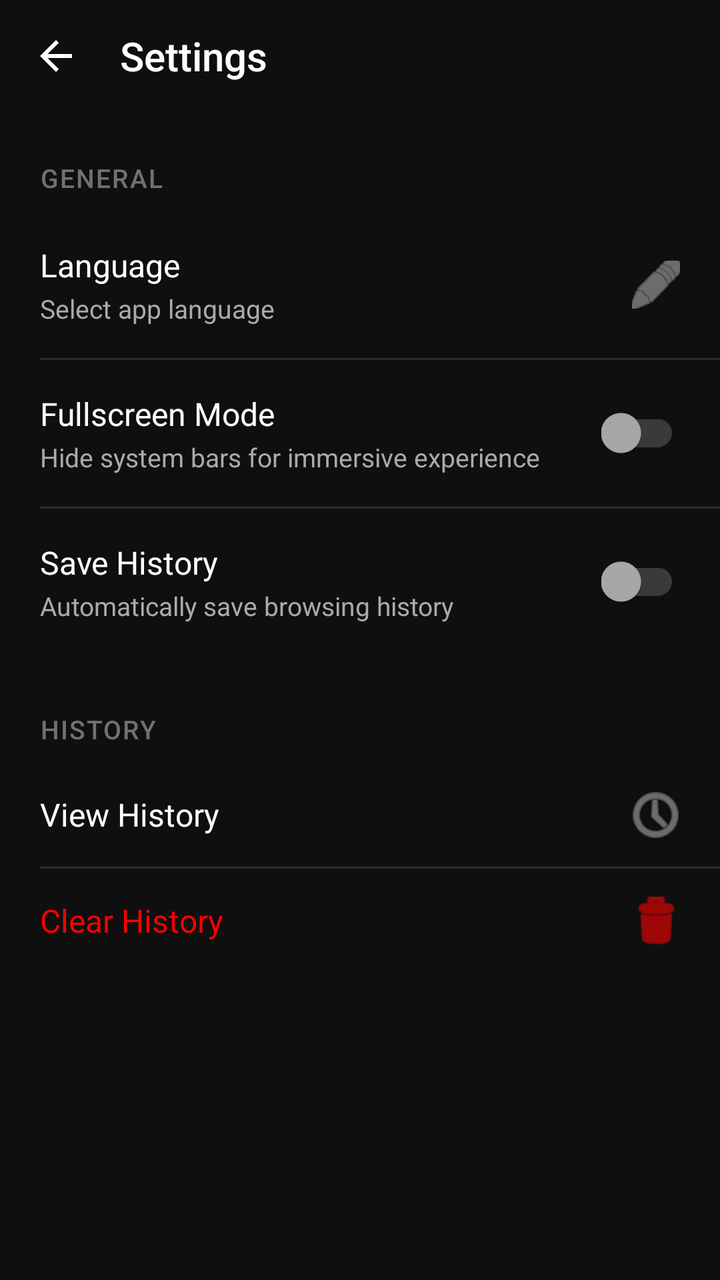
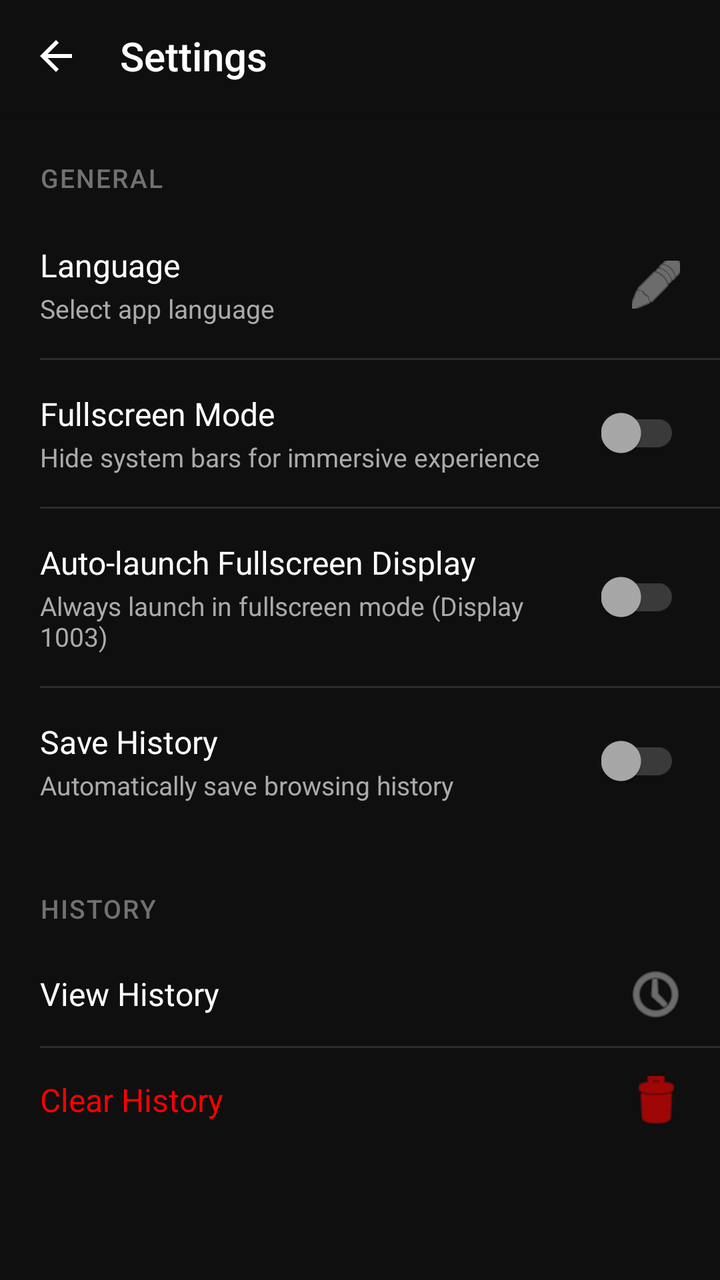

Before-and-after screenshots of an Android layout around one commit, followed by the original layout XML and the change that was made.
<!-- AndroidManifest.xml: application theme Theme.Redteamtube -->
<!-- res/layout/activity_settings.xml -->
<?xml version="1.0" encoding="utf-8"?>
<LinearLayout xmlns:android="http://schemas.android.com/apk/res/android"
    android:layout_width="match_parent"
    android:layout_height="match_parent"
    android:orientation="vertical"
    android:background="@color/youtube_black">

    
    <LinearLayout
        android:layout_width="match_parent"
        android:layout_height="56dp"
        android:orientation="horizontal"
        android:gravity="center_vertical"
        android:background="@color/youtube_black"
        android:paddingStart="4dp"
        android:paddingEnd="16dp"
        android:elevation="4dp">

        <ImageButton
            android:id="@+id/btnBackSettings"
            android:layout_width="48dp"
            android:layout_height="48dp"
            android:background="?attr/selectableItemBackgroundBorderless"
            android:contentDescription="@string/back"
            android:src="@drawable/ic_arrow_back"
            android:tint="@color/text_primary" />

        <TextView
            android:layout_width="0dp"
            android:layout_height="wrap_content"
            android:layout_weight="1"
            android:text="@string/settings_title"
            android:textColor="@color/text_primary"
            android:textSize="20sp"
            android:fontFamily="sans-serif-medium"
            android:paddingStart="8dp"
            android:paddingEnd="8dp" />

    </LinearLayout>

    
    <ScrollView
        android:layout_width="match_parent"
        android:layout_height="0dp"
        android:layout_weight="1">

        <LinearLayout
            android:layout_width="match_parent"
            android:layout_height="wrap_content"
            android:orientation="vertical"
            android:paddingTop="8dp"
            android:paddingBottom="8dp">

            
            <TextView
                android:layout_width="wrap_content"
                android:layout_height="wrap_content"
                android:text="@string/general_section"
                android:textColor="@color/text_tertiary"
                android:textSize="13sp"
                android:fontFamily="sans-serif-medium"
                android:paddingStart="20dp"
                android:paddingEnd="20dp"
                android:paddingTop="16dp"
                android:paddingBottom="8dp"
                android:textAllCaps="true"
                android:letterSpacing="0.05" />

            
            <LinearLayout
                android:id="@+id/btnLanguage"
                android:layout_width="match_parent"
                android:layout_height="wrap_content"
                android:orientation="horizontal"
                android:paddingStart="20dp"
                android:paddingEnd="20dp"
                android:paddingTop="16dp"
                android:paddingBottom="16dp"
                android:background="?attr/selectableItemBackground"
                android:clickable="true"
                android:focusable="true">

                <LinearLayout
                    android:layout_width="0dp"
                    android:layout_height="wrap_content"
                    android:layout_weight="1"
                    android:orientation="vertical"
                    android:layout_marginEnd="16dp">

                    <TextView
                        android:layout_width="wrap_content"
                        android:layout_height="wrap_content"
                        android:text="@string/language"
                        android:textColor="@color/text_primary"
                        android:textSize="16sp"
                        android:fontFamily="sans-serif" />

                    <TextView
                        android:id="@+id/tvCurrentLanguage"
                        android:layout_width="wrap_content"
                        android:layout_height="wrap_content"
                        android:text="@string/language_description"
                        android:textColor="@color/text_secondary"
                        android:textSize="13sp"
                        android:fontFamily="sans-serif"
                        android:layout_marginTop="2dp" />

                </LinearLayout>

                <ImageButton
                    android:layout_width="24dp"
                    android:layout_height="24dp"
                    android:background="@null"
                    android:contentDescription="@string/language"
                    android:src="@android:drawable/ic_menu_edit"
                    android:tint="@color/text_secondary"
                    android:layout_gravity="center_vertical" />

            </LinearLayout>

            
            <View
                android:layout_width="match_parent"
                android:layout_height="1dp"
                android:background="@color/divider"
                android:layout_marginStart="20dp"
                android:layout_marginEnd="0dp" />

            
            <LinearLayout
                android:layout_width="match_parent"
                android:layout_height="wrap_content"
                android:orientation="horizontal"
                android:paddingStart="20dp"
                android:paddingEnd="20dp"
                android:paddingTop="16dp"
                android:paddingBottom="16dp"
                android:background="?attr/selectableItemBackground"
                android:clickable="true"
                android:focusable="true">

                <LinearLayout
                    android:layout_width="0dp"
                    android:layout_height="wrap_content"
                    android:layout_weight="1"
                    android:orientation="vertical"
                    android:layout_marginEnd="16dp">

                    <TextView
                        android:layout_width="wrap_content"
                        android:layout_height="wrap_content"
                        android:text="@string/fullscreen_mode"
                        android:textColor="@color/text_primary"
                        android:textSize="16sp"
                        android:fontFamily="sans-serif" />

                    <TextView
                        android:layout_width="wrap_content"
                        android:layout_height="wrap_content"
                        android:text="@string/fullscreen_description"
                        android:textColor="@color/text_secondary"
                        android:textSize="13sp"
                        android:fontFamily="sans-serif"
                        android:layout_marginTop="2dp" />

                </LinearLayout>

                <androidx.appcompat.widget.SwitchCompat
                    android:id="@+id/switchFullscreen"
                    android:layout_width="wrap_content"
                    android:layout_height="wrap_content"
                    android:layout_gravity="center_vertical" />

            </LinearLayout>

            
            <View
                android:layout_width="match_parent"
                android:layout_height="1dp"
                android:background="@color/divider"
                android:layout_marginStart="20dp"
                android:layout_marginEnd="0dp" />

            
            <LinearLayout
                android:layout_width="match_parent"
                android:layout_height="wrap_content"
                android:orientation="horizontal"
                android:paddingStart="20dp"
                android:paddingEnd="20dp"
                android:paddingTop="16dp"
                android:paddingBottom="16dp"
                android:background="?attr/selectableItemBackground"
                android:clickable="true"
                android:focusable="true">

                <LinearLayout
                    android:layout_width="0dp"
                    android:layout_height="wrap_content"
                    android:layout_weight="1"
                    android:orientation="vertical"
                    android:layout_marginEnd="16dp">

                    <TextView
                        android:layout_width="wrap_content"
                        android:layout_height="wrap_content"
                        android:text="@string/save_history"
                        android:textColor="@color/text_primary"
                        android:textSize="16sp"
                        android:fontFamily="sans-serif" />

                    <TextView
                        android:layout_width="wrap_content"
                        android:layout_height="wrap_content"
                        android:text="@string/save_history_description"
                        android:textColor="@color/text_secondary"
                        android:textSize="13sp"
                        android:fontFamily="sans-serif"
                        android:layout_marginTop="2dp" />

                </LinearLayout>

                <androidx.appcompat.widget.SwitchCompat
                    android:id="@+id/switchHistory"
                    android:layout_width="wrap_content"
                    android:layout_height="wrap_content"
                    android:layout_gravity="center_vertical" />

            </LinearLayout>

            
            <View
                android:layout_width="match_parent"
                android:layout_height="12dp"
                android:background="@color/youtube_black" />

            
            <TextView
                android:layout_width="wrap_content"
                android:layout_height="wrap_content"
                android:text="@string/history_section"
                android:textColor="@color/text_tertiary"
                android:textSize="13sp"
                android:fontFamily="sans-serif-medium"
                android:paddingStart="20dp"
                android:paddingEnd="20dp"
                android:paddingTop="16dp"
                android:paddingBottom="8dp"
                android:textAllCaps="true"
                android:letterSpacing="0.05" />

            
            <LinearLayout
                android:id="@+id/btnViewHistory"
                android:layout_width="match_parent"
                android:layout_height="wrap_content"
                android:orientation="horizontal"
                android:paddingStart="20dp"
                android:paddingEnd="20dp"
                android:paddingTop="14dp"
                android:paddingBottom="14dp"
                android:background="?attr/selectableItemBackground"
                android:gravity="center_vertical">

                <TextView
                    android:layout_width="0dp"
                    android:layout_height="wrap_content"
                    android:layout_weight="1"
                    android:text="@string/view_history"
                    android:textColor="@color/text_primary"
                    android:textSize="16sp"
                    android:fontFamily="sans-serif" />

                <ImageButton
                    android:layout_width="24dp"
                    android:layout_height="24dp"
                    android:background="@null"
                    android:contentDescription="@string/view_history"
                    android:src="@android:drawable/ic_menu_recent_history"
                    android:tint="@color/text_secondary" />

            </LinearLayout>

            
            <View
                android:layout_width="match_parent"
                android:layout_height="1dp"
                android:background="@color/divider"
                android:layout_marginStart="20dp"
                android:layout_marginEnd="0dp" />

            
            <LinearLayout
                android:id="@+id/btnClearHistory"
                android:layout_width="match_parent"
                android:layout_height="wrap_content"
                android:orientation="horizontal"
                android:paddingStart="20dp"
                android:paddingEnd="20dp"
                android:paddingTop="14dp"
                android:paddingBottom="14dp"
                android:background="?attr/selectableItemBackground"
                android:gravity="center_vertical">

                <TextView
                    android:layout_width="0dp"
                    android:layout_height="wrap_content"
                    android:layout_weight="1"
                    android:text="@string/clear_history"
                    android:textColor="@color/youtube_red"
                    android:textSize="16sp"
                    android:fontFamily="sans-serif" />

                <ImageButton
                    android:layout_width="24dp"
                    android:layout_height="24dp"
                    android:background="@null"
                    android:contentDescription="@string/clear_history"
                    android:src="@android:drawable/ic_menu_delete"
                    android:tint="@color/youtube_red" />

            </LinearLayout>

        </LinearLayout>

    </ScrollView>

</LinearLayout>
<!-- resources referenced by this layout -->
<resources>
  <color name="divider">#2D2D2D</color>
  <color name="text_primary">#FFFFFF</color>
  <color name="text_secondary">#AAAAAA</color>
  <color name="text_tertiary">#717171</color>
  <color name="youtube_black">#0F0F0F</color>
  <color name="youtube_red">#FF0000</color>
  <!-- drawable ic_arrow_back (drawable) -->
  <vector xmlns:android="http://schemas.android.com/apk/res/android"
      android:width="24dp"
      android:height="24dp"
      android:viewportWidth="24"
      android:viewportHeight="24"
      android:tint="?attr/colorControlNormal">
      <path
          android:fillColor="@android:color/white"
          android:pathData="M20,11H7.83l5.59,-5.59L12,4l-8,8 8,8 1.41,-1.41L7.83,13H20v-2z"/>
  </vector>
  <string name="back">Back</string>
  <string name="clear_history">Clear History</string>
  <string name="fullscreen_description">Hide system bars for immersive experience</string>
  <string name="fullscreen_mode">Fullscreen Mode</string>
  <string name="general_section">General</string>
  <string name="history_section">History</string>
  <string name="language">Language</string>
  <string name="language_description">Select app language</string>
  <string name="save_history">Save History</string>
  <string name="save_history_description">Automatically save browsing history</string>
  <string name="settings_title">Settings</string>
  <string name="view_history">View History</string>
  <style name="Theme.Redteamtube" parent="Base.Theme.Redteamtube">
          
          <item name="switchStyle">@style/YouTubeSwitchStyle</item>
      </style>
  <style name="Base.Theme.Redteamtube" parent="Theme.AppCompat.NoActionBar">
          
          <item name="android:forceDarkAllowed" tools:targetApi="q">false</item>
  
          
          <item name="colorPrimary">@color/youtube_red</item>
          <item name="colorPrimaryDark">@color/youtube_black</item>
          <item name="colorAccent">@color/youtube_red</item>
  
          
          <item name="colorSecondary">@color/youtube_red</item>
          <item name="colorSecondaryVariant">@color/youtube_red</item>
          <item name="colorOnSecondary">@color/youtube_white</item>
          <item name="colorPrimaryVariant">@color/youtube_red</item>
          <item name="colorOnPrimary">@color/youtube_white</item>
  
          
          <item name="android:colorBackground">@color/youtube_black</item>
          <item name="android:windowBackground">@color/youtube_black</item>
          <item name="colorSurface">@color/youtube_black</item>
          <item name="colorOnSurface">@color/text_primary</item>
  
          
          <item name="android:statusBarColor">@color/youtube_black</item>
          <item name="android:navigationBarColor">@color/youtube_black</item>
  
          
          <item name="android:textColorPrimary">@color/text_primary</item>
          <item name="android:textColorSecondary">@color/text_secondary</item>
  
          
          <item name="colorControlActivated">@color/youtube_red</item>
          <item name="colorControlNormal">@color/text_secondary</item>
          <item name="colorSwitchThumbNormal">@color/text_secondary</item>
  
          
          <item name="colorControlHighlight">#40FF0000</item>
          <item name="android:colorControlHighlight">#40FF0000</item>
      </style>
  <style name="YouTubeSwitchStyle" parent="Widget.AppCompat.CompoundButton.Switch">
          <item name="thumbTint">@color/switch_thumb_color</item>
          <item name="trackTint">@color/switch_track_color</item>
      </style>
  <color name="youtube_white">#FFFFFF</color>
</resources>

<!-- the commit's change to res/layout/activity_settings.xml (unified diff, before → after) -->
@@ -204,6 +204,61 @@
                     <TextView
                         android:layout_width="wrap_content"
                         android:layout_height="wrap_content"
+                        android:text="Auto-launch Fullscreen Display"
+                        android:textColor="@color/text_primary"
+                        android:textSize="16sp"
+                        android:fontFamily="sans-serif" />
+
+                    <TextView
+                        android:layout_width="wrap_content"
+                        android:layout_height="wrap_content"
+                        android:text="Always launch in fullscreen mode (Display 1003)"
+                        android:textColor="@color/text_secondary"
+                        android:textSize="13sp"
+                        android:fontFamily="sans-serif"
+                        android:layout_marginTop="2dp" />
+
+                </LinearLayout>
+
+                <androidx.appcompat.widget.SwitchCompat
+                    android:id="@+id/switchFullscreenDisplayLaunch"
+                    android:layout_width="wrap_content"
+                    android:layout_height="wrap_content"
+                    android:layout_gravity="center_vertical" />
+
+            </LinearLayout>
+
+            
+            <View
+                android:layout_width="match_parent"
+                android:layout_height="1dp"
+                android:background="@color/divider"
+                android:layout_marginStart="20dp"
+                android:layout_marginEnd="0dp" />
+
+            
+            <LinearLayout
+                android:layout_width="match_parent"
+                android:layout_height="wrap_content"
+                android:orientation="horizontal"
+                android:paddingStart="20dp"
+                android:paddingEnd="20dp"
+                android:paddingTop="16dp"
+                android:paddingBottom="16dp"
+                android:background="?attr/selectableItemBackground"
+                android:clickable="true"
+                android:focusable="true">
+
+                <LinearLayout
+                    android:layout_width="0dp"
+                    android:layout_height="wrap_content"
+                    android:layout_weight="1"
+                    android:orientation="vertical"
+                    android:layout_marginEnd="16dp">
+
+                    <TextView
+                        android:layout_width="wrap_content"
+                        android:layout_height="wrap_content"
                         android:text="@string/save_history"
                         android:textColor="@color/text_primary"
                         android:textSize="16sp"
